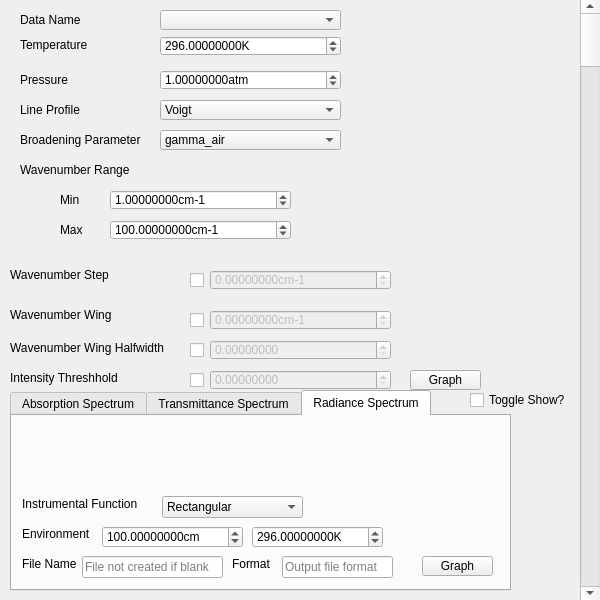
First picture: the form in layouts/absorption_coefficient_window.ui, repository hitranonline/hapiest, before the edit.
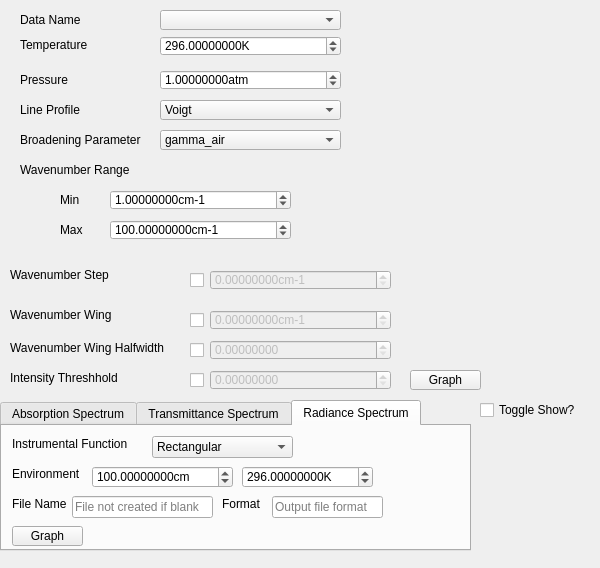
Second picture: the form after the edit.

```diff
--- a/layouts/absorption_coefficient_window.ui
+++ b/layouts/absorption_coefficient_window.ui
@@ -7,7 +7,7 @@
     <x>0</x>
     <y>0</y>
        <width>600</width>
-       <height>600</height>
+    <height>568</height>
    </rect>
   </property>
   <property name="windowTitle">
@@ -483,26 +483,13 @@
     <string/>
    </property>
      </widget>
-     <widget class="QScrollBar" name="verticalScrollBar">
-         <property name="geometry">
-             <rect>
-                 <x>580</x>
-                 <y>0</y>
-                 <width>20</width>
-                 <height>600</height>
-             </rect>
-         </property>
-         <property name="orientation">
-             <enum>Qt::Vertical</enum>
-         </property>
-     </widget>
      <widget class="QTabWidget" name="spectrum_tabs">
          <property name="geometry">
              <rect>
-                 <x>10</x>
-                 <y>390</y>
-                 <width>501</width>
-                 <height>201</height>
+     <x>0</x>
+     <y>400</y>
+     <width>471</width>
+     <height>151</height>
              </rect>
          </property>
          <property name="currentIndex">
@@ -934,71 +921,6 @@
                          <height>41</height>
                      </rect>
                  </property>
-                 <widget class="QLabel" name="label_13">
-                     <property name="geometry">
-                         <rect>
-                             <x>0</x>
-                             <y>10</y>
-                             <width>61</width>
-                             <height>16</height>
-                         </rect>
-                     </property>
-                     <property name="text">
-                         <string>File Name</string>
-                     </property>
-                 </widget>
-                 <widget class="QLineEdit" name="output_filename">
-                     <property name="geometry">
-                         <rect>
-                             <x>60</x>
-                             <y>10</y>
-                             <width>141</width>
-                             <height>22</height>
-                         </rect>
-                     </property>
-                     <property name="placeholderText">
-                         <string>File not created if blank</string>
-                     </property>
-                 </widget>
-                 <widget class="QLabel" name="label_10">
-                     <property name="geometry">
-                         <rect>
-                             <x>210</x>
-                             <y>10</y>
-                             <width>53</width>
-                             <height>16</height>
-                         </rect>
-                     </property>
-                     <property name="text">
-                         <string>Format</string>
-                     </property>
-                 </widget>
-                 <widget class="QLineEdit" name="output_file_format">
-                     <property name="geometry">
-                         <rect>
-                             <x>260</x>
-                             <y>10</y>
-                             <width>111</width>
-                             <height>22</height>
-                         </rect>
-                     </property>
-                     <property name="placeholderText">
-                         <string>Output file format</string>
-                     </property>
-                 </widget>
-                 <widget class="QPushButton" name="graph_button_2">
-                     <property name="geometry">
-                         <rect>
-                             <x>400</x>
-                             <y>10</y>
-                             <width>71</width>
-                             <height>20</height>
-                         </rect>
-                     </property>
-                     <property name="text">
-                         <string>Graph</string>
-                     </property>
-                 </widget>
              </widget>
              <widget class="QWidget" name="radiance_environment_optional" native="true">
                  <property name="geometry">
@@ -1009,73 +931,17 @@
                          <height>41</height>
                      </rect>
                  </property>
-                 <widget class="QDoubleSpinBox" name="doubleSpinBox_2">
-                     <property name="geometry">
-                         <rect>
-                             <x>240</x>
-                             <y>10</y>
-                             <width>131</width>
-                             <height>22</height>
-                         </rect>
-                     </property>
-                     <property name="suffix">
-                         <string>K</string>
-                     </property>
-                     <property name="decimals">
-                         <number>8</number>
-                     </property>
-                     <property name="maximum">
-                         <double>10000000.000000000000000</double>
-                     </property>
-                     <property name="value">
-                         <double>296.000000000000000</double>
-                     </property>
-                 </widget>
-                 <widget class="QDoubleSpinBox" name="doubleSpinBox">
-                     <property name="geometry">
-                         <rect>
-                             <x>90</x>
-                             <y>10</y>
-                             <width>141</width>
-                             <height>22</height>
-                         </rect>
-                     </property>
-                     <property name="buttonSymbols">
-                         <enum>QAbstractSpinBox::UpDownArrows</enum>
-                     </property>
-                     <property name="specialValueText">
-                         <string/>
-                     </property>
-                     <property name="correctionMode">
-                         <enum>QAbstractSpinBox::CorrectToNearestValue</enum>
-                     </property>
-                     <property name="prefix">
-                         <string/>
-                     </property>
-                     <property name="suffix">
-                         <string>cm</string>
-                     </property>
-                     <property name="decimals">
-                         <number>8</number>
-                     </property>
-                     <property name="maximum">
-                         <double>10000000.000000000000000</double>
-                     </property>
-                     <property name="value">
-                         <double>100.000000000000000</double>
-                     </property>
-                 </widget>
-                 <widget class="QLabel" name="label_19">
+     <widget class="QPushButton" name="graph_button_2">
                      <property name="geometry">
                          <rect>
                              <x>10</x>
-                             <y>10</y>
-                             <width>81</width>
-                             <height>16</height>
+        <y>0</y>
+        <width>71</width>
+        <height>20</height>
                          </rect>
                      </property>
                      <property name="text">
-                         <string>Environment</string>
+       <string>Graph</string>
                      </property>
                  </widget>
              </widget>
@@ -1088,10 +954,50 @@
                          <height>41</height>
                      </rect>
                  </property>
+    </widget>
+    <widget class="QLabel" name="label_19">
+     <property name="geometry">
+      <rect>
+       <x>10</x>
+       <y>40</y>
+       <width>81</width>
+       <height>16</height>
+      </rect>
+     </property>
+     <property name="text">
+      <string>Environment</string>
+     </property>
+    </widget>
+    <widget class="QLabel" name="label_13">
+     <property name="geometry">
+      <rect>
+       <x>10</x>
+       <y>70</y>
+       <width>61</width>
+       <height>16</height>
+      </rect>
+     </property>
+     <property name="text">
+      <string>File Name</string>
+     </property>
+    </widget>
+    <widget class="QLineEdit" name="output_filename">
+     <property name="geometry">
+      <rect>
+       <x>70</x>
+       <y>70</y>
+       <width>141</width>
+       <height>22</height>
+      </rect>
+     </property>
+     <property name="placeholderText">
+      <string>File not created if blank</string>
+     </property>
+    </widget>
                  <widget class="QComboBox" name="comboBox">
                      <property name="geometry">
                          <rect>
-                             <x>140</x>
+       <x>150</x>
                              <y>10</y>
                              <width>141</width>
                              <height>22</height>
@@ -1133,10 +1039,44 @@
                          </property>
                      </item>
                  </widget>
+    <widget class="QDoubleSpinBox" name="doubleSpinBox">
+     <property name="geometry">
+      <rect>
+       <x>90</x>
+       <y>40</y>
+       <width>141</width>
+       <height>22</height>
+      </rect>
+     </property>
+     <property name="buttonSymbols">
+      <enum>QAbstractSpinBox::UpDownArrows</enum>
+     </property>
+     <property name="specialValueText">
+      <string/>
+     </property>
+     <property name="correctionMode">
+      <enum>QAbstractSpinBox::CorrectToNearestValue</enum>
+     </property>
+     <property name="prefix">
+      <string/>
+     </property>
+     <property name="suffix">
+      <string>cm</string>
+     </property>
+     <property name="decimals">
+      <number>8</number>
+     </property>
+     <property name="maximum">
+      <double>10000000.000000000000000</double>
+     </property>
+     <property name="value">
+      <double>100.000000000000000</double>
+     </property>
+    </widget>
                  <widget class="QLabel" name="label_20">
                      <property name="geometry">
                          <rect>
-                             <x>0</x>
+       <x>10</x>
                              <y>10</y>
                              <width>131</width>
                              <height>16</height>
@@ -1146,28 +1086,61 @@
                          <string>Instrumental Function</string>
                      </property>
                  </widget>
-             </widget>
-             <zorder>radiance_file_optional</zorder>
-             <zorder>radiance_environment_optional</zorder>
-             <zorder>radiance_i_function_optional</zorder>
-             <zorder>label_20</zorder>
-             <zorder>label_13</zorder>
-             <zorder>label_19</zorder>
-             <zorder>comboBox</zorder>
-             <zorder>doubleSpinBox_2</zorder>
-             <zorder>output_file_format</zorder>
-             <zorder>graph_button_2</zorder>
-             <zorder>doubleSpinBox</zorder>
-             <zorder>label_20</zorder>
-             <zorder>output_filename</zorder>
-             <zorder>label_10</zorder>
+    <widget class="QLabel" name="label_10">
+     <property name="geometry">
+      <rect>
+       <x>220</x>
+       <y>70</y>
+       <width>53</width>
+       <height>16</height>
+      </rect>
+     </property>
+     <property name="text">
+      <string>Format</string>
+     </property>
+    </widget>
+    <widget class="QDoubleSpinBox" name="doubleSpinBox_2">
+     <property name="geometry">
+      <rect>
+       <x>240</x>
+       <y>40</y>
+       <width>131</width>
+       <height>22</height>
+      </rect>
+     </property>
+     <property name="suffix">
+      <string>K</string>
+     </property>
+     <property name="decimals">
+      <number>8</number>
+     </property>
+     <property name="maximum">
+      <double>10000000.000000000000000</double>
+     </property>
+     <property name="value">
+      <double>296.000000000000000</double>
+     </property>
+    </widget>
+    <widget class="QLineEdit" name="output_file_format">
+     <property name="geometry">
+      <rect>
+       <x>270</x>
+       <y>70</y>
+       <width>111</width>
+       <height>22</height>
+      </rect>
+     </property>
+     <property name="placeholderText">
+      <string>Output file format</string>
+     </property>
+    </widget>
          </widget>
      </widget>
      <widget class="QCheckBox" name="toggle_spectrum">
          <property name="geometry">
              <rect>
-                 <x>470</x>
-                 <y>390</y>
+     <x>480</x>
+     <y>400</y>
                  <width>111</width>
                  <height>20</height>
              </rect>
```
Lines whose indentation alone changed are shown as unchanged.
